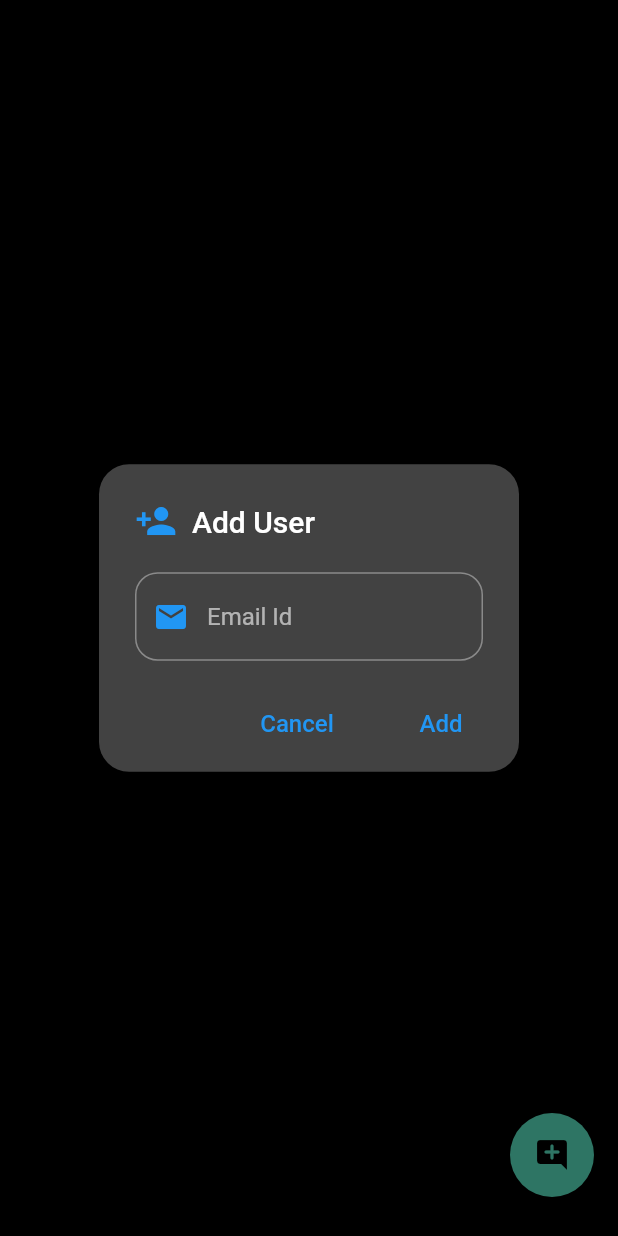
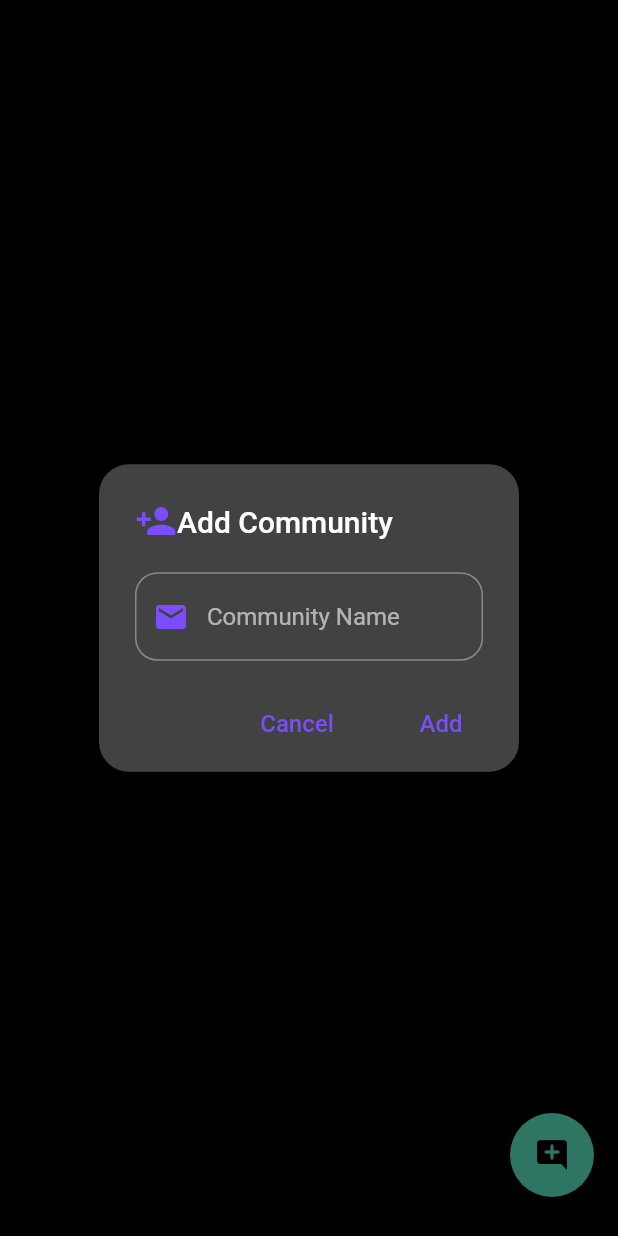
Before and after one commit to vermaanurag1532/WHILE_APP, a Flutter app: the CommunityScreenFinal screen opened directly, after a tap on the "add comment" icon, on a phone screen of 412 x 824 dp. Run offline on Flutter 3.47's test engine with Material 2 defaults, Android fonts, the phone set to English and light mode, and no system bars; our stand-ins replace another_flushbar, cached_network_image, cloud_firestore, emoji_picker_flutter, firebase_auth, firebase_core and 10 more; missing offline and left inert: video_compress_plus; accounts and stored records are empty; network calls fail.

Commit message:
community name

```diff
--- a/lib/resources/components/communities/test.dart
+++ b/lib/resources/components/communities/test.dart
@@ -77,7 +77,7 @@ class _CommunityScreenFinalState extends State<CommunityScreenFinal> {
         padding: const EdgeInsets.only(bottom: 10),
         child: FloatingActionButton(
             onPressed: () {
-              _addChatUserDialog();
+              _addCommunityDialog();
             },
             child: const Icon(Icons.add_comment_rounded)),
       ),
@@ -151,8 +151,8 @@ class _CommunityScreenFinalState extends State<CommunityScreenFinal> {
   }
 
   // for adding new chat user
-  void _addChatUserDialog() {
-    String email = '';
+  void _addCommunityDialog() {
+    String name = '';
 
     showDialog(
       context: context,
@@ -167,20 +167,21 @@ class _CommunityScreenFinalState extends State<CommunityScreenFinal> {
           children: [
             Icon(
               Icons.person_add,
-              color: Colors.blue,
+              color: Colors.deepPurpleAccent,
               size: 28,
             ),
-            Text('  Add User')
+            Text('Add Community')
           ],
         ),
 
         //content
         content: TextFormField(
           maxLines: null,
-          onChanged: (value) => email = value,
+          onChanged: (value) => name = value,
           decoration: InputDecoration(
-              hintText: 'Email Id',
-              prefixIcon: const Icon(Icons.email, color: Colors.blue),
+              hintText: 'Community Name',
+              prefixIcon:
+                  const Icon(Icons.email, color: Colors.deepPurpleAccent),
               border:
                   OutlineInputBorder(borderRadius: BorderRadius.circular(15))),
         ),
@@ -194,24 +195,26 @@ class _CommunityScreenFinalState extends State<CommunityScreenFinal> {
                 Navigator.pop(context);
               },
               child: const Text('Cancel',
-                  style: TextStyle(color: Colors.blue, fontSize: 16))),
+                  style:
+                      TextStyle(color: Colors.deepPurpleAccent, fontSize: 16))),
 
           //add button
           MaterialButton(
               onPressed: () async {
                 //hide alert dialog
                 Navigator.pop(context);
-                if (email.isNotEmpty) {
-                  await APIs.addChatUser(email).then((value) {
+                if (name.isNotEmpty) {
+                  await APIs.addCommunity(name).then((value) {
                     if (!value) {
-                      Dialogs.showSnackbar(context, 'User does not Exists!');
+                      Dialogs.showSnackbar(
+                          context, 'Community does not Exists!');
                     }
                   });
                 }
               },
               child: const Text(
                 'Add',
-                style: TextStyle(color: Colors.blue, fontSize: 16),
+                style: TextStyle(color: Colors.deepPurpleAccent, fontSize: 16),
               ))
         ],
       ),
```
